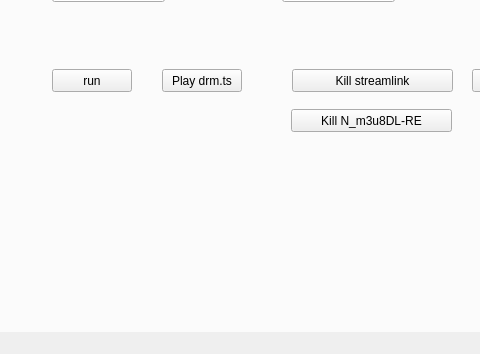
This is kodigui.ui in definitly486/KodiGui as Qt 5 draws it before an edit; both pictures show x 0 to 480 and y 97 to 451 of the 584 by 451 pixel window. The edited form follows.
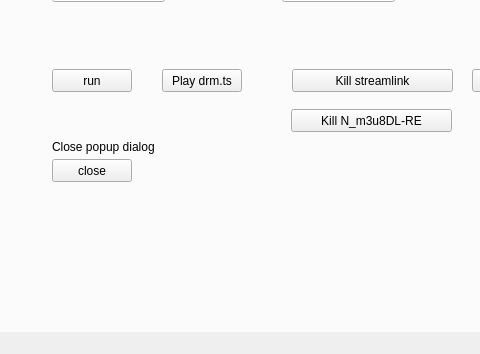
This is the edited form. Icons and pictures are not drawn.

Commit message: добавлена кнопка close popup 	изменено:      kodigui.ui 	изменено:      mainwindow.cpp 	изменено:      mainwindow.h

Patch:
```diff
--- a/kodigui.ui
+++ b/kodigui.ui
@@ -593,6 +593,32 @@
        <string>Kill N_m3u8DL-RE</string>
       </property>
      </widget>
+     <widget class="QPushButton" name="pushButton_17">
+      <property name="geometry">
+       <rect>
+        <x>60</x>
+        <y>230</y>
+        <width>80</width>
+        <height>23</height>
+       </rect>
+      </property>
+      <property name="text">
+       <string>close</string>
+      </property>
+     </widget>
+     <widget class="QLabel" name="label_10">
+      <property name="geometry">
+       <rect>
+        <x>60</x>
+        <y>210</y>
+        <width>131</width>
+        <height>16</height>
+       </rect>
+      </property>
+      <property name="text">
+       <string>Close popup dialog</string>
+      </property>
+     </widget>
     </widget>
    </widget>
   </widget>
```
Left out of the diff: 4 changed lines with no effect on the pictures. The commit also changes 2 other files.
